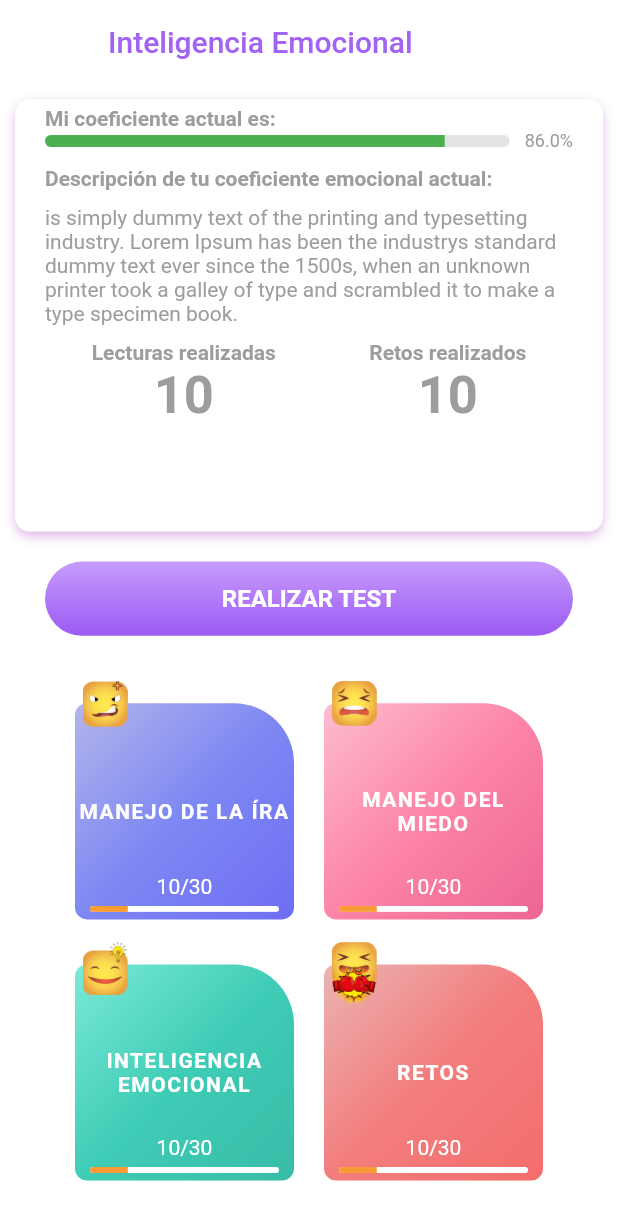
After one commit to motrov91/sinergia, a Flutter app: the InteligenciaEmocinalScreen screen opened by its route, on a phone screen of 412 x 824 dp. The commit adds this screen. Shown: the top 1220 px of the screen. Run offline on Flutter 3.47's test engine with Material 2 defaults, Android fonts, the phone set to English and light mode, and no system bars.

Commit message:
structure view inteligencia emocional

```diff
--- a/lib/router/app_routes.dart
+++ b/lib/router/app_routes.dart
@@ -11,6 +11,11 @@ class AppRoutes {
     'login': (BuildContext context) => const LoginScreen(),
     'register': (BuildContext context) => const RegisterScreen(),
     'home': (BuildContext context) => const HomeScreen(),
+    'inteligencia': (BuildContext context) =>
+        const InteligenciaEmocinalScreen(),
+    'charlaa': (BuildContext context) => const CharlasScreen(),
+    'emi': (BuildContext context) => const HablaConEmiScreen(),
+    'ParaTi': (BuildContext context) => const ParaTiScreen(),
   };
 
   static Route<dynamic> onGenerateRoute(RouteSettings settings) {
--- /dev/null
+++ b/lib/screens/charlas_screen.dart
@@ -0,0 +1,14 @@
+import 'package:flutter/material.dart';
+
+class CharlasScreen extends StatelessWidget {
+  const CharlasScreen({Key? key}) : super(key: key);
+
+  @override
+  Widget build(BuildContext context) {
+    return const Scaffold(
+      body: Center(
+        child: Text('CharlasScreen'),
+      ),
+    );
+  }
+}
--- /dev/null
+++ b/lib/screens/habla_con_emi.dart
@@ -0,0 +1,14 @@
+import 'package:flutter/material.dart';
+
+class HablaConEmiScreen extends StatelessWidget {
+  const HablaConEmiScreen({Key? key}) : super(key: key);
+
+  @override
+  Widget build(BuildContext context) {
+    return const Scaffold(
+      body: Center(
+        child: Text('HablaConEmiScreen'),
+      ),
+    );
+  }
+}
--- /dev/null
+++ b/lib/screens/inteligencia_emocional_screen.dart
@@ -0,0 +1,138 @@
+import 'package:flutter/material.dart';
+import 'package:sinergia_app/widgets/widgets.dart';
+
+class InteligenciaEmocinalScreen extends StatelessWidget {
+  const InteligenciaEmocinalScreen({Key? key}) : super(key: key);
+
+  @override
+  Widget build(BuildContext context) {
+    return Scaffold(
+        appBar: AppBar(
+          elevation: 0,
+          backgroundColor: Colors.white,
+          title: const Text(
+            'Inteligencia Emocional',
+            style: TextStyle(color: Color(0xffA263F4)),
+          ),
+        ),
+        body: Container(
+          color: Colors.white,
+          width: double.infinity,
+          height: double.infinity,
+          padding: const EdgeInsets.all(10),
+          child: Column(
+            children: [
+              _HeaderInfo(),
+              Container(
+                margin:
+                    const EdgeInsets.symmetric(horizontal: 20, vertical: 20),
+                child: CustomButton(
+                  press: () {},
+                  bgButton: true,
+                  textButton: 'REALIZAR TEST',
+                  colorTop: Color(0xffC69CFD),
+                  colorBottom: Color(0xff9C5AF2),
+                ),
+              ),
+              OptionsMenuInteligencia()
+            ],
+          ),
+        ));
+  }
+}
+
+class _HeaderInfo extends StatelessWidget {
+  const _HeaderInfo({
+    Key? key,
+  }) : super(key: key);
+
+  @override
+  Widget build(BuildContext context) {
+    Size size = MediaQuery.of(context).size;
+
+    return Container(
+      width: double.infinity,
+      height: size.height * 0.35,
+      padding: const EdgeInsets.symmetric(horizontal: 20, vertical: 5),
+      decoration: BoxDecoration(
+          color: Colors.white,
+          borderRadius: BorderRadius.circular(10),
+          boxShadow: [
+            BoxShadow(
+                color: Colors.purple.withOpacity(0.3),
+                blurRadius: 5,
+                offset: const Offset(0, 3))
+          ]),
+      child: Column(
+        crossAxisAlignment: CrossAxisAlignment.start,
+        children: [
+          Text(
+            'Mi coeficiente actual es:',
+            style: TextStyle(
+                color: Color(0xff9D9D9D), fontWeight: FontWeight.bold),
+          ),
+          CustomProgressBar(
+            valueProgress: 0.9,
+          ),
+          SizedBox(
+            height: 10,
+          ),
+          Text(
+            'Descripción de tu coeficiente emocional actual:',
+            style: TextStyle(
+                color: Color(0xff9D9D9D), fontWeight: FontWeight.bold),
+          ),
+          SizedBox(
+            height: 10,
+          ),
+          Text(
+            maxLines: size.height < 700 ? 4 : 6,
+            'is simply dummy text of the printing and typesetting industry. Lorem Ipsum has been the industrys standard dummy text ever since the 1500s, when an unknown printer took a galley of type and scrambled it to make a type specimen book.',
+            style: TextStyle(color: Color(0xff9D9D9D)),
+          ),
+          SizedBox(
+            height: 10,
+          ),
+          Row(
+            mainAxisAlignment: MainAxisAlignment.spaceAround,
+            children: [
+              _HitosUsuario(label: "Lecturas realizadas", numeric: 10),
+              _HitosUsuario(label: "Retos realizados", numeric: 10),
+            ],
+          )
+        ],
+      ),
+    );
+  }
+}
+
+class _HitosUsuario extends StatelessWidget {
+  final String label;
+  final int? numeric;
+
+  const _HitosUsuario({
+    Key? key,
+    required this.label,
+    this.numeric = 0,
+  }) : super(key: key);
+
+  @override
+  Widget build(BuildContext context) {
+    return Column(
+      children: [
+        Text(
+          label,
+          style:
+              TextStyle(fontWeight: FontWeight.bold, color: Color(0xff9D9D9D)),
+        ),
+        Text(
+          numeric.toString(),
+          style: TextStyle(
+              fontWeight: FontWeight.bold,
+              color: Color(0xff9D9D9D),
+              fontSize: 35),
+        ),
+      ],
+    );
+  }
+}
--- a/lib/screens/login_screen.dart
+++ b/lib/screens/login_screen.dart
@@ -7,10 +7,7 @@ class LoginScreen extends StatelessWidget {
 
   @override
   Widget build(BuildContext context) {
-    return SafeArea(
-      top: false,
-      bottom: true,
-      child: GestureDetector(
+    return GestureDetector(
       onTap: () {
         FocusScope.of(context).requestFocus(FocusNode());
       },
@@ -22,7 +19,6 @@ class LoginScreen extends StatelessWidget {
           children: [_Background(), _Login()],
         ),
       )),
-      ),
     );
   }
 }
--- /dev/null
+++ b/lib/screens/para_ti.dart
@@ -0,0 +1,14 @@
+import 'package:flutter/material.dart';
+
+class ParaTiScreen extends StatelessWidget {
+  const ParaTiScreen({Key? key}) : super(key: key);
+
+  @override
+  Widget build(BuildContext context) {
+    return const Scaffold(
+      body: Center(
+        child: Text('ParaTiScreen'),
+      ),
+    );
+  }
+}
--- a/lib/screens/screens.dart
+++ b/lib/screens/screens.dart
@@ -1,3 +1,7 @@
+export 'package:sinergia_app/screens/charlas_screen.dart';
+export 'package:sinergia_app/screens/habla_con_emi.dart';
+export 'package:sinergia_app/screens/inteligencia_emocional_screen.dart';
+export 'package:sinergia_app/screens/para_ti.dart';
 export 'package:sinergia_app/screens/user_config.dart';
 export 'package:sinergia_app/screens/home_screen.dart';
 export 'package:sinergia_app/screens/introduction_screen.dart';
--- a/lib/widgets/bubbles.dart
+++ b/lib/widgets/bubbles.dart
@@ -1,5 +1,6 @@
 import 'package:flutter/material.dart';
 
+///Este widget se debe usar dentro de un stack
 class Bubbles extends StatelessWidget {
   final double? rightB;
   final double? topB;
--- a/lib/widgets/carrousel.dart
+++ b/lib/widgets/carrousel.dart
@@ -147,7 +147,6 @@ class _promotion extends StatelessWidget {
   Widget build(BuildContext context) {
     return GestureDetector(
       onTap: promo.url,
-      child: Container(
       child: Stack(children: [
         SizedBox(
           width: double.infinity,
@@ -177,7 +176,6 @@ class _promotion extends StatelessWidget {
           ),
         )
       ]),
-      ),
     );
   }
 }
--- /dev/null
+++ b/lib/widgets/custom_progress_bar.dart
@@ -0,0 +1,43 @@
+import 'package:flutter/material.dart';
+
+class CustomProgressBar extends StatelessWidget {
+  final double valueProgress = 86;
+
+  const CustomProgressBar({
+    Key? key,
+    valueProgress,
+  }) : super(key: key);
+
+  @override
+  Widget build(BuildContext context) {
+    return SizedBox(
+      width: double.infinity,
+      child: Row(
+        children: [
+          Expanded(
+            child: ClipRRect(
+              borderRadius: BorderRadius.circular(10),
+              child: LinearProgressIndicator(
+                minHeight: 8,
+                backgroundColor: const Color(0xffE3E3E3),
+                valueColor: (valueProgress / 100 <= 0.4)
+                    ? const AlwaysStoppedAnimation(Colors.red)
+                    : (valueProgress / 100 > 0.4 && valueProgress / 100 <= 0.85)
+                        ? const AlwaysStoppedAnimation(Colors.orange)
+                        : const AlwaysStoppedAnimation(Colors.green),
+                value: valueProgress / 100,
+              ),
+            ),
+          ),
+          const SizedBox(
+            width: 10,
+          ),
+          Text(
+            '${valueProgress.toString()}%',
+            style: TextStyle(color: Color(0xff9D9D9D), fontSize: 12),
+          )
+        ],
+      ),
+    );
+  }
+}
--- a/lib/widgets/options_menu_home.dart
+++ b/lib/widgets/options_menu_home.dart
@@ -1,4 +1,5 @@
 import 'package:flutter/material.dart';
+import 'package:sinergia_app/screens/screens.dart';
 
 class OptionsMenuHome extends StatelessWidget {
   const OptionsMenuHome({
@@ -20,22 +21,37 @@ class OptionsMenuHome extends StatelessWidget {
                 padding: const EdgeInsets.only(top: 10, bottom: 12),
                 height: double.infinity,
                 child: Column(
-                  children: const [
+                  children: [
                     _ButtonBox(
                         textBox: "inteligencia emocional",
                         imageBox: 'assets/brain.png',
                         widthImage: 100,
                         flexBox: 2,
-                        colorOne: Color(0xffFEA6AF),
-                        colorTwo: Color(0xffFF8D94),
-                        colorThree: Color(0xffFE7881)),
+                      colorOne: const Color(0xffFEA6AF),
+                      colorTwo: const Color(0xffFF8D94),
+                      colorThree: const Color(0xffFE7881),
+                      tap: () {
+                        Navigator.push(
+                            context,
+                            MaterialPageRoute(
+                                builder: (context) =>
+                                    InteligenciaEmocinalScreen()));
+                      },
+                    ),
                     _ButtonBox(
                         textBox: "Habla con EMI",
                         imageBox: 'assets/chat.png',
                         widthImage: 100,
-                        colorOne: Color(0xff8262E7),
-                        colorTwo: Color(0xff6D94E5),
-                        colorThree: Color(0xff54E0F3)),
+                      colorOne: const Color(0xff8262E7),
+                      colorTwo: const Color(0xff6D94E5),
+                      colorThree: const Color(0xff54E0F3),
+                      tap: () {
+                        Navigator.push(
+                            context,
+                            MaterialPageRoute(
+                                builder: (context) => HablaConEmiScreen()));
+                      },
+                    ),
                   ],
                 ),
               ),
@@ -45,22 +61,36 @@ class OptionsMenuHome extends StatelessWidget {
                 padding: const EdgeInsets.only(top: 10, bottom: 12),
                 height: double.infinity,
                 child: Column(
-                  children: const [
+                  children: [
                     _ButtonBox(
                         textBox: "Charlas",
                         imageBox: 'assets/podcast.png',
                         widthImage: 60,
-                        colorOne: Color(0xffBEEFFF),
-                        colorTwo: Color(0xff74D6F5),
-                        colorThree: Color(0xff19C1F4)),
+                      colorOne: const Color(0xffBEEFFF),
+                      colorTwo: const Color(0xff74D6F5),
+                      colorThree: const Color(0xff19C1F4),
+                      tap: () {
+                        Navigator.push(
+                            context,
+                            MaterialPageRoute(
+                                builder: (context) => CharlasScreen()));
+                      },
+                    ),
                     _ButtonBox(
                         flexBox: 2,
                         textBox: "Para ti",
                         imageBox: 'assets/for_you.png',
                         widthImage: 100,
-                        colorOne: Color(0xffCBACFA),
-                        colorTwo: Color(0xffA19CEF),
-                        colorThree: Color(0xff8597EF)),
+                      colorOne: const Color(0xffCBACFA),
+                      colorTwo: const Color(0xffA19CEF),
+                      colorThree: const Color(0xff8597EF),
+                      tap: () {
+                        Navigator.push(
+                            context,
+                            MaterialPageRoute(
+                                builder: (context) => ParaTiScreen()));
+                      },
+                    ),
                   ],
                 ),
               ),
@@ -80,6 +110,7 @@ class _ButtonBox extends StatelessWidget {
   final String textBox;
   final String imageBox;
   final double widthImage;
+  final VoidCallback tap;
 
   const _ButtonBox({
     Key? key,
@@ -90,12 +121,15 @@ class _ButtonBox extends StatelessWidget {
     required this.textBox,
     required this.imageBox,
     required this.widthImage,
+    required this.tap,
   }) : super(key: key);
 
   @override
   Widget build(BuildContext context) {
     return Expanded(
         flex: flexBox,
+        child: GestureDetector(
+          onTap: tap,
           child: Container(
             margin: const EdgeInsets.symmetric(vertical: 5, horizontal: 8),
             padding: const EdgeInsets.all(5),
@@ -132,6 +166,7 @@ class _ButtonBox extends StatelessWidget {
                 ),
               ],
             ),
+          ),
         ));
   }
 }
--- /dev/null
+++ b/lib/widgets/options_menu_inteligencia.dart
@@ -0,0 +1,177 @@
+import 'package:flutter/material.dart';
+
+class OptionsMenuInteligencia extends StatelessWidget {
+  const OptionsMenuInteligencia({Key? key}) : super(key: key);
+
+  @override
+  @override
+  Widget build(BuildContext context) {
+    return Expanded(
+      child: Container(
+        margin: const EdgeInsets.symmetric(horizontal: 30),
+        width: double.infinity,
+        height: double.infinity,
+        color: Colors.white,
+        child: Row(
+          children: [
+            Expanded(
+              child: Container(
+                padding: const EdgeInsets.only(top: 10, bottom: 12),
+                height: double.infinity,
+                child: Column(
+                  children: [
+                    _ButtonBox(
+                        textBox: "MANEJO DE LA ÍRA",
+                        imageBox: 'assets/emoji_ira.png',
+                        widthImage: 30,
+                        colorOne: const Color(0xffB3B5EB),
+                        colorTwo: const Color(0xff7D88F3),
+                        colorThree: const Color(0xff6F6DF4),
+                        tap: () {}),
+                    _ButtonBox(
+                      textBox: "INTELIGENCIA EMOCIONAL",
+                      imageBox: 'assets/emogi_inteligencia.png',
+                      widthImage: 30,
+                      colorOne: const Color(0xff7BEAD8),
+                      colorTwo: const Color(0xff3FCCB6),
+                      colorThree: const Color(0xff38BCA8),
+                      tap: () {},
+                    ),
+                  ],
+                ),
+              ),
+            ),
+            Expanded(
+              child: Container(
+                padding: const EdgeInsets.only(top: 10, bottom: 12),
+                height: double.infinity,
+                child: Column(
+                  children: [
+                    _ButtonBox(
+                      textBox: "MANEJO DEL MIEDO",
+                      imageBox: 'assets/emoji_miedo.png',
+                      widthImage: 30,
+                      colorOne: const Color(0xffFDBCCF),
+                      colorTwo: const Color(0xffFC84A7),
+                      colorThree: const Color(0xffED6693),
+                      tap: () {},
+                    ),
+                    _ButtonBox(
+                      textBox: "RETOS",
+                      imageBox: 'assets/emoji_retos.png',
+                      widthImage: 30,
+                      colorOne: const Color(0xffEBB3B3),
+                      colorTwo: const Color(0xffF37D7D),
+                      colorThree: const Color(0xffF46D6D),
+                      tap: () {},
+                    ),
+                  ],
+                ),
+              ),
+            ),
+          ],
+        ),
+      ),
+    );
+  }
+}
+
+class _ButtonBox extends StatelessWidget {
+  final Color colorOne;
+  final Color colorTwo;
+  final Color colorThree;
+  final int flexBox;
+  final String textBox;
+  final String imageBox;
+  final double widthImage;
+  final VoidCallback tap;
+
+  const _ButtonBox({
+    Key? key,
+    required this.colorOne,
+    required this.colorTwo,
+    required this.colorThree,
+    // ignore: unused_element
+    this.flexBox = 1,
+    required this.textBox,
+    required this.imageBox,
+    required this.widthImage,
+    required this.tap,
+  }) : super(key: key);
+
+  @override
+  Widget build(BuildContext context) {
+    return Expanded(
+        flex: flexBox,
+        child: GestureDetector(
+          onTap: tap,
+          child: Stack(children: [
+            Container(
+              margin: const EdgeInsets.symmetric(vertical: 15, horizontal: 10),
+              width: MediaQuery.of(context).size.width,
+              height: MediaQuery.of(context).size.height,
+              decoration: BoxDecoration(
+                  gradient: LinearGradient(
+                      begin: Alignment.topLeft,
+                      end: Alignment.bottomRight,
+                      colors: [colorOne, colorTwo, colorThree]),
+                  borderRadius: const BorderRadius.only(
+                      bottomLeft: Radius.circular(8),
+                      bottomRight: Radius.circular(8),
+                      topLeft: Radius.circular(8),
+                      topRight: Radius.circular(40))),
+              child: Container(
+                alignment: Alignment.center,
+                width: 140,
+                child: Text(
+                  textBox.toUpperCase(),
+                  textAlign: TextAlign.center,
+                  style: TextStyle(
+                    color: Colors.white,
+                    fontWeight: FontWeight.bold,
+                    fontSize:
+                        MediaQuery.of(context).size.height < 680 ? 12 : 14,
+                    letterSpacing: 1,
+                  ),
+                ),
+              ),
+            ),
+            Positioned(
+                top: 0,
+                left: 15,
+                child: SizedBox(
+                    width: widthImage,
+                    child: Image(image: AssetImage(imageBox)))),
+            Column(
+              children: [
+                const Spacer(),
+                Text(
+                  '10/30',
+                  style: TextStyle(
+                      fontSize:
+                          MediaQuery.of(context).size.height < 680 ? 12 : 14,
+                      color: Colors.white),
+                ),
+                const SizedBox(
+                  height: 5,
+                ),
+                Container(
+                  margin: const EdgeInsets.symmetric(horizontal: 20),
+                  child: ClipRRect(
+                    borderRadius: BorderRadius.circular(20),
+                    child: LinearProgressIndicator(
+                      backgroundColor: Colors.white,
+                      color: Color(0xffF89B34),
+                      value: 0.2,
+                    ),
+                  ),
+                ),
+                const SizedBox(
+                  height: 20,
+                )
+              ],
+            )
+          ]),
+        ));
+  }
+}
--- a/lib/widgets/slideshow_widget.dart
+++ b/lib/widgets/slideshow_widget.dart
@@ -66,7 +66,6 @@ class _StructureSlideShow extends StatelessWidget {
 
   @override
   Widget build(BuildContext context) {
-
     double sizeH = MediaQuery.of(context).size.height;
 
     return Container(
@@ -131,13 +130,31 @@ class _SlidesState extends State<_Slides> {
     return Column(
       children: [
         Expanded(
-          child: PageView(
-            physics: const BouncingScrollPhysics(),
-            controller: controller,
-            scrollDirection: Axis.horizontal,
-            children: widget.slides.map((e) => _Slide(slide: e)).toList(),
+          child: Container(
+            margin: const EdgeInsets.all(20),
+            decoration: BoxDecoration(
+                color: Colors.white,
+                borderRadius: BorderRadius.circular(20),
+                boxShadow: [
+                  BoxShadow(
+                      color: Colors.grey.withOpacity(0.2),
+                      spreadRadius: 5,
+                      blurRadius: 7,
+                      offset: const Offset(0, 3))
+                ]),
+            child: PageView(
+              physics: const BouncingScrollPhysics(),
+              controller: controller,
+              scrollDirection: Axis.horizontal,
+              children: widget.slides.map((e) => _Slide(slide: e)).toList(),
+            ),
           ),
         ),
+
+        /// Condicio que permite verificar si ya ha llegado al final del pageview,
+        /// una vez llega al final cambia el boton naranja con un boton de comenzar
+        /// en caso de oprimir el boton de omitir envia a la vista de opciones de inicio
+        /// de sesión.
         Padding(
           padding: const EdgeInsets.only(left: 30, right: 20),
           child: (current <= 1.7)
--- a/lib/widgets/widgets.dart
+++ b/lib/widgets/widgets.dart
@@ -1,3 +1,5 @@
+export 'package:sinergia_app/widgets/options_menu_inteligencia.dart';
+export 'package:sinergia_app/widgets/custom_progress_bar.dart';
 export 'package:sinergia_app/widgets/carrousel.dart';
 export 'package:sinergia_app/widgets/page_home.dart';
 export 'package:sinergia_app/widgets/bubbles.dart';
```
Also changed, not shown: assets/emogi_inteligencia.png (added), assets/emogi_ira.png (added), assets/emogi_miedo.png (added), assets/emoji_ira.png (added), assets/emoji_miedo.png (added), assets/emoji_retos.png (added). Lines whose indentation alone changed are shown as unchanged.
